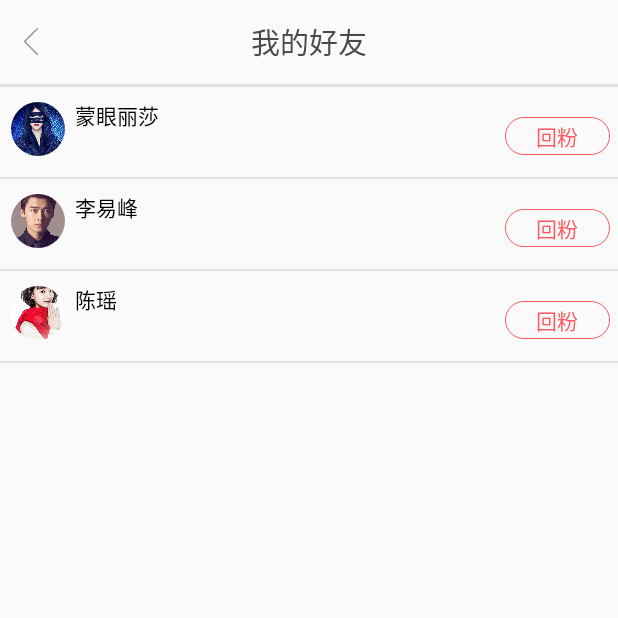
After one commit to wenwudeng/MyWork, an Android app: the FansActivity screen opened directly, with no data from a screen before it, on a phone screen of 412 x 824 dp, the top half of it. The commit adds this screen. Run offline under Robolectric (Android 15) with nearby library versions, the phone set to English and light mode, and no system bars; our stand-ins replace CircleImageView.

Commit message:
1.完成关注activity 2.完成粉丝activity 3.完成获赞activity 4.优化我的主页界面

```diff
--- a/app/src/main/java/com/wenwu/pm/message/bean/MsgAddNewConcern.java
+++ b/app/src/main/java/com/wenwu/pm/message/bean/MsgAddNewConcern.java
@@ -13,6 +13,11 @@ public class MsgAddNewConcern {
         this.userImage = userImage;
         this.userId = userId;
         this.userTime = userTime;
+    }
+
+    public MsgAddNewConcern(int userImage, String userId) {
+        this.userImage = userImage;
+        this.userId = userId;
     }
 
     public int getUserImage() {
--- /dev/null
+++ b/app/src/main/java/com/wenwu/pm/mine/activity/FansActivity.java
@@ -0,0 +1,62 @@
+package com.wenwu.pm.mine.activity;
+
+import androidx.appcompat.app.AppCompatActivity;
+import androidx.recyclerview.widget.LinearLayoutManager;
+import androidx.recyclerview.widget.RecyclerView;
+import androidx.swiperefreshlayout.widget.SwipeRefreshLayout;
+
+import android.os.Bundle;
+import android.os.Handler;
+import android.widget.Toast;
+
+import com.wenwu.pm.R;
+import com.wenwu.pm.message.bean.MsgAddNewConcern;
+import com.wenwu.pm.mine.adapter.FansRecyclerAdapter;
+
+import java.util.ArrayList;
+import java.util.List;
+
+public class FansActivity extends AppCompatActivity {
+    private List<MsgAddNewConcern> list = new ArrayList<>();
+    private RecyclerView recyclerView;
+    private SwipeRefreshLayout refreshLayout;
+
+
+    @Override
+    protected void onCreate(Bundle savedInstanceState) {
+        super.onCreate(savedInstanceState);
+        setContentView(R.layout.my_fans);
+
+        init();
+        recyclerView = findViewById(R.id.recycler_view_my_fans);
+        LinearLayoutManager manager = new LinearLayoutManager(this);
+        recyclerView.setLayoutManager(manager);
+        FansRecyclerAdapter adapter = new FansRecyclerAdapter(list);
+        recyclerView.setAdapter(adapter);
+
+        refreshLayout = findViewById(R.id.swipe_refresh_my_fans);
+        refreshLayout.setOnRefreshListener(new SwipeRefreshLayout.OnRefreshListener() {
+            @Override
+            public void onRefresh() {
+                new Handler().postDelayed(new Runnable() {
+                    @Override
+                    public void run() {
+                        refreshLayout.setRefreshing(false);
+                        Toast.makeText(getBaseContext(),"刷新完成", Toast.LENGTH_SHORT).show();
+                    }
+                }, 200);
+            }
+        });
+    }
+
+    private void init() {
+        MsgAddNewConcern concern = new MsgAddNewConcern(R.drawable.img, "蒙眼丽莎");
+        list.add(concern);
+
+        MsgAddNewConcern concern1 = new MsgAddNewConcern(R.drawable.li, "李易峰");
+        list.add(concern1);
+
+        MsgAddNewConcern concern2 = new MsgAddNewConcern(R.drawable.chen, "陈瑶");
+        list.add(concern2);
+    }
+}
--- /dev/null
+++ b/app/src/main/java/com/wenwu/pm/mine/adapter/FansRecyclerAdapter.java
@@ -0,0 +1,88 @@
+package com.wenwu.pm.mine.adapter;
+
+import android.graphics.Color;
+import android.view.LayoutInflater;
+import android.view.View;
+import android.view.ViewGroup;
+import android.widget.Button;
+import android.widget.TextView;
+import android.widget.Toast;
+
+import androidx.annotation.NonNull;
+import androidx.recyclerview.widget.RecyclerView;
+
+import com.wenwu.pm.R;
+import com.wenwu.pm.message.bean.MsgAddNewConcern;
+
+import java.util.List;
+
+import de.hdodenhof.circleimageview.CircleImageView;
+
+/**
+ * @author:wenwudeng
+ * @date:9:47 PM 3/18/2020
+ */
+public class FansRecyclerAdapter extends RecyclerView.Adapter<FansRecyclerAdapter.ViewHolder> {
+    {
+    }
+
+    private List<MsgAddNewConcern> list;
+
+    static class ViewHolder extends RecyclerView.ViewHolder {
+        View ConcernItemView;
+        CircleImageView photo;
+        TextView userId;
+        Button follow;
+
+
+        public ViewHolder(@NonNull View itemView) {
+            super(itemView);
+            ConcernItemView = itemView;
+            photo = itemView.findViewById(R.id.my_fans_user_photo);
+            userId = itemView.findViewById(R.id.my_fans_user_id);
+            follow = itemView.findViewById(R.id.my_fans_follow);
+        }
+    }
+
+    public FansRecyclerAdapter(List<MsgAddNewConcern> list) {
+        this.list = list;
+    }
+
+    @NonNull
+    @Override
+    public FansRecyclerAdapter.ViewHolder onCreateViewHolder(@NonNull ViewGroup parent, int viewType) {
+        View view = LayoutInflater.from(parent.getContext()).inflate(R.layout.my_fans_item, parent, false);
+        final FansRecyclerAdapter.ViewHolder holder = new FansRecyclerAdapter.ViewHolder(view);
+
+        holder.ConcernItemView.setOnClickListener(new View.OnClickListener() {
+            @Override
+            public void onClick(View v) {
+                int position = holder.getAdapterPosition();
+                MsgAddNewConcern concern = list.get(position);
+                Toast.makeText(v.getContext(), "you click view" + concern.getUserId(), Toast.LENGTH_SHORT).show();
+            }
+        });
+
+        holder.follow.setOnClickListener(new View.OnClickListener() {
+            @Override
+            public void onClick(View v) {
+                holder.follow.setText("互相关注");
+                holder.follow.setTextColor(Color.parseColor("#DEE1E6"));
+            }
+        });
+
+        return holder;
+    }
+
+    @Override
+    public void onBindViewHolder(@NonNull FansRecyclerAdapter.ViewHolder holder, int position) {
+        MsgAddNewConcern concern = list.get(position);
+        holder.photo.setImageResource(concern.getUserImage());
+        holder.userId.setText(concern.getUserId());
+    }
+
+    @Override
+    public int getItemCount() {
+        return list.size();
+    }
+}
--- a/app/src/main/java/com/wenwu/pm/mine/adapter/MyPagerAdapter.java
+++ b/app/src/main/java/com/wenwu/pm/mine/adapter/MyPagerAdapter.java
@@ -46,8 +46,6 @@ public class MyPagerAdapter extends FragmentStatePagerAdapter {
                 return "收藏";
             case 3:
                 return "评论";
-            case 4:
-                return "赞过";
         }
         return null;
     }
--- a/app/src/main/res/layout/fragment_message.xml
+++ b/app/src/main/res/layout/fragment_message.xml
@@ -61,7 +61,7 @@
 
         <View
             android:layout_width="match_parent"
-            android:layout_height="4dp"
+            android:layout_height="2dp"
             android:background="@color/gray" />
 
     </LinearLayout>
--- a/app/src/main/res/layout/msg_add_new_concern.xml
+++ b/app/src/main/res/layout/msg_add_new_concern.xml
@@ -4,8 +4,7 @@
     xmlns:app="http://schemas.android.com/apk/res-auto"
     android:layout_width="match_parent"
     android:layout_height="match_parent"
-    android:orientation="vertical"
-    tools:context=".message.fragment.MsgAddConcernFragment">
+    android:orientation="vertical">
 
     <androidx.appcompat.widget.Toolbar
         android:layout_width="match_parent"
@@ -29,6 +28,5 @@
             android:layout_width="match_parent"
             android:layout_height="wrap_content" />
 
-
     </androidx.swiperefreshlayout.widget.SwipeRefreshLayout>
 </LinearLayout>
--- /dev/null
+++ b/app/src/main/res/layout/my_fans.xml
@@ -0,0 +1,47 @@
+<?xml version="1.0" encoding="utf-8"?>
+<LinearLayout xmlns:android="http://schemas.android.com/apk/res/android"
+    xmlns:app="http://schemas.android.com/apk/res-auto"
+    xmlns:tools="http://schemas.android.com/tools"
+    android:layout_width="match_parent"
+    android:layout_height="match_parent"
+    android:orientation="vertical"
+    tools:context=".mine.activity.FansActivity">
+
+    <androidx.appcompat.widget.Toolbar
+        android:layout_width="match_parent"
+        android:layout_height="wrap_content">
+
+        <Button
+            android:layout_width="17dp"
+            android:layout_height="20dp"
+            android:background="@null"
+            android:drawableLeft="@mipmap/arrow_left"
+            android:layout_gravity="left" />
+
+        <TextView
+            android:layout_width="wrap_content"
+            android:layout_height="wrap_content"
+            android:textSize="19sp"
+            android:textColor="#4a4a4a"
+            android:text="我的好友"
+            android:layout_gravity="center" />
+    </androidx.appcompat.widget.Toolbar>
+
+    <View
+        android:layout_width="match_parent"
+        android:layout_height="2dp"
+        android:background="@color/gray" />
+
+    <androidx.swiperefreshlayout.widget.SwipeRefreshLayout
+        android:id="@+id/swipe_refresh_my_fans"
+        android:layout_width="match_parent"
+        android:layout_height="match_parent">
+
+        <androidx.recyclerview.widget.RecyclerView
+            android:id="@+id/recycler_view_my_fans"
+            android:layout_width="match_parent"
+            android:layout_height="wrap_content" />
+
+    </androidx.swiperefreshlayout.widget.SwipeRefreshLayout>
+
+</LinearLayout>
--- /dev/null
+++ b/app/src/main/res/layout/my_fans_item.xml
@@ -0,0 +1,56 @@
+<?xml version="1.0" encoding="utf-8"?>
+<LinearLayout xmlns:android="http://schemas.android.com/apk/res/android"
+    xmlns:app="http://schemas.android.com/apk/res-auto"
+    android:orientation="vertical"
+    android:layout_width="match_parent"
+    android:layout_height="wrap_content">
+
+    <RelativeLayout
+        android:layout_width="match_parent"
+        android:layout_height="60dp">
+
+        <de.hdodenhof.circleimageview.CircleImageView
+            android:id="@+id/my_fans_user_photo"
+            android:layout_width="40dp"
+            android:layout_height="40dp"
+            android:src="@drawable/img"
+            android:layout_marginTop="8dp"
+            android:layout_marginStart="5dp"
+            app:civ_border_width="2dp"
+            app:civ_border_color="#0000" />
+
+        <LinearLayout
+            android:id="@+id/r1"
+            android:layout_width="match_parent"
+            android:layout_height="wrap_content"
+            android:layout_marginTop="8dp"
+            android:layout_marginStart="50dp">
+
+            <TextView
+                android:id="@+id/my_fans_user_id"
+                android:layout_width="wrap_content"
+                android:layout_height="match_parent"
+                android:textColor="#000"
+                android:text="留白" />
+
+        </LinearLayout>
+
+
+        <Button
+            android:id="@+id/my_fans_follow"
+            android:layout_width="70dp"
+            android:layout_height="25dp"
+            android:layout_alignParentRight="true"
+            android:layout_marginRight="5dp"
+            android:layout_marginTop="20dp"
+            android:background="@drawable/btn_round_helpet"
+            android:textColor="@color/red"
+            android:text="回粉" />
+    </RelativeLayout>
+
+    <View
+        android:layout_width="match_parent"
+        android:layout_height="1dp"
+        android:background="@color/gray" />
+
+</LinearLayout>
--- a/build.gradle
+++ b/build.gradle
@@ -7,7 +7,7 @@ buildscript {
 
     }
     dependencies {
-        classpath 'com.android.tools.build:gradle:3.5.3'
+        classpath 'com.android.tools.build:gradle:3.6.1'
 
         // NOTE: Do not place your application dependencies here; they belong
         // in the individual module build.gradle files
```
Also changed, not shown: app/src/main/AndroidManifest.xml (+5 -9 lines), app/src/main/java/com/wenwu/pm/mine/activity/ConcernActivity.java (added, +62 -0 lines), app/src/main/java/com/wenwu/pm/mine/adapter/ConcernRecyclerAdapter.java (added, +86 -0 lines), app/src/main/java/com/wenwu/pm/mine/fragment/MyFragment.java (+51 -21 lines), app/src/main/res/layout/fragment_my.xml (+9 -5 lines), app/src/main/res/layout/my_concern.xml (added, +47 -0 lines), app/src/main/res/layout/my_concern_item.xml (added, +56 -0 lines), app/src/main/res/layout/my_personal_info_edit.xml (+11 -14 lines), gradle/wrapper/gradle-wrapper.properties.
